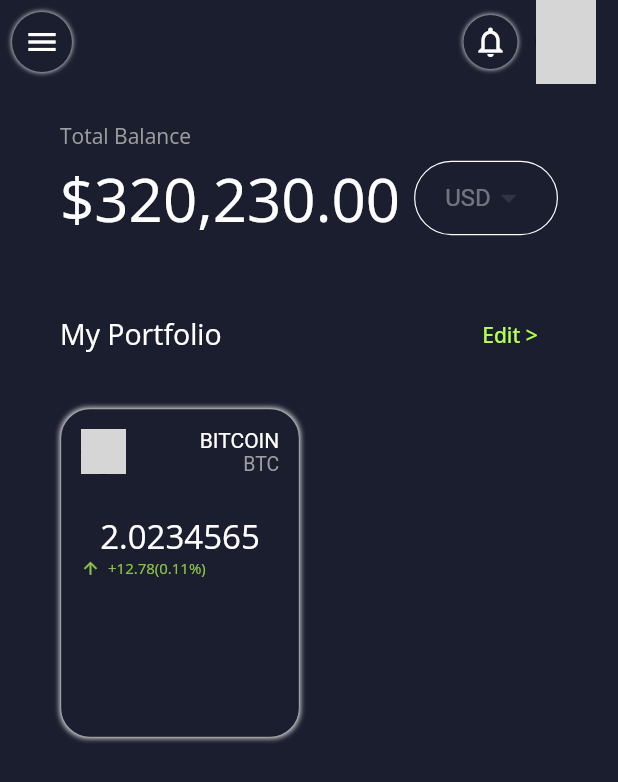
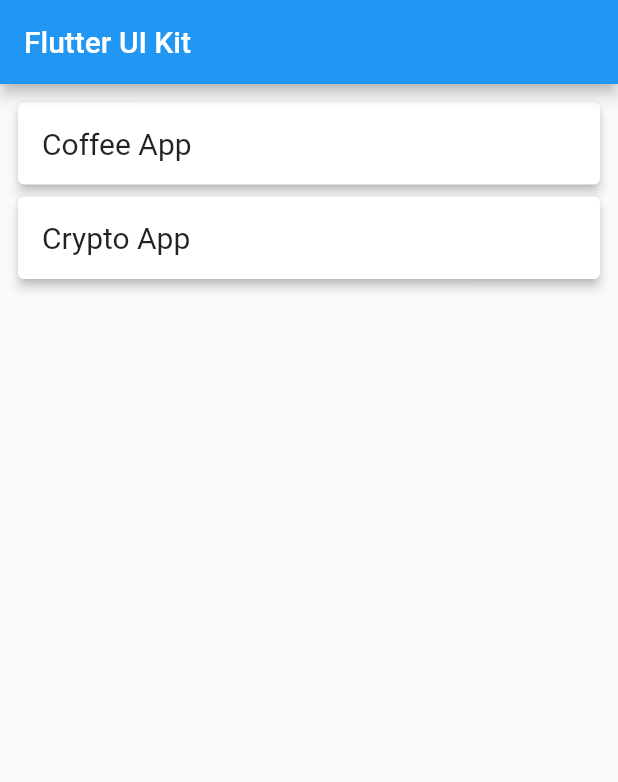
Before and after one commit to chandansgowda/flutter_ui_kit, a Flutter app: the screen it shows after launch, on a phone screen of 412 x 824 dp. Shown: the top 782 px of the screen. Run offline on Flutter 3.47's test engine with Material 2 defaults, Android fonts, the phone set to English and light mode, and no system bars; our stand-ins replace google_fonts; grey boxes are pictures that could not be loaded.

Commit message:
Added main home screen

```diff
--- a/flutter_ui_kit/lib/coffee_app/screens/home_screen.dart
+++ b/flutter_ui_kit/lib/coffee_app/screens/home_screen.dart
@@ -4,6 +4,7 @@ import 'package:flutter_ui_kit/coffee_app/widgets/coffee_type_list_item.dart';
 import 'package:google_fonts/google_fonts.dart';
 
 class CoffeeAppHomeScreen extends StatelessWidget {
+  static const routeName='/coffee-app-home-screen';
   const CoffeeAppHomeScreen({Key? key}) : super(key: key);
 
   @override
--- a/flutter_ui_kit/lib/crypto_app/screens/home_screen.dart
+++ b/flutter_ui_kit/lib/crypto_app/screens/home_screen.dart
@@ -3,6 +3,7 @@ import 'package:flutter_ui_kit/crypto_app/styles.dart';
 import 'package:google_fonts/google_fonts.dart';
 
 class CryptoAppHomeScreen extends StatelessWidget {
+  static const routeName='/crypto-app-home-screen';
   @override
   Widget build(BuildContext context) {
     return Theme(
--- /dev/null
+++ b/flutter_ui_kit/lib/home.dart
@@ -0,0 +1,40 @@
+import 'package:flutter/material.dart';
+import 'package:flutter_ui_kit/coffee_app/screens/home_screen.dart';
+import 'package:flutter_ui_kit/crypto_app/screens/home_screen.dart';
+
+
+List<Map<String, String>> AppPaths=[{'name':"Coffee App",'path':CoffeeAppHomeScreen.routeName},{'name':"Crypto App",'path':CryptoAppHomeScreen.routeName}];
+class HomeScreen extends StatelessWidget {
+  const HomeScreen({Key? key}) : super(key: key);
+
+  @override
+  Widget build(BuildContext context) {
+    return Scaffold(
+      appBar: AppBar(
+        title: Text("Flutter UI Kit"),
+      ),
+      body: Container(
+        child: Padding(
+          padding: const EdgeInsets.all(8.0),
+          child: ListView(
+            children: AppPaths.map((screen) => GestureDetector(
+              onTap: (){
+                final String path = screen['path'] as String;
+                Navigator.pushNamed(context, path);
+                //Navigator.of(context).pushNamed(path);
+              },
+              child: Card(
+                elevation: 3.0,
+                shadowColor: Colors.black,
+                child: Padding(
+                  padding: const EdgeInsets.all(16.0),
+                  child: Text(screen['name'].toString(),style: TextStyle(fontSize: 20),),
+                ),
+              ),
+            )).toList(),
+          ),
+        ),
+      ),
+    );
+  }
+}
--- a/flutter_ui_kit/lib/main.dart
+++ b/flutter_ui_kit/lib/main.dart
@@ -1,6 +1,9 @@
 import 'package:flutter/material.dart';
 import 'package:flutter_ui_kit/coffee_app/screens/home_screen.dart';
 import 'package:flutter_ui_kit/crypto_app/screens/home_screen.dart';
+import 'package:flutter_ui_kit/home.dart';
+
+
 
 void main() {
   runApp(MyApp());
@@ -12,7 +15,12 @@ class MyApp extends StatelessWidget {
     return MaterialApp(
       title: 'Flutter UI Kit',
       debugShowCheckedModeBanner: false,
-      home: CryptoAppHomeScreen()
+      routes: {
+        '/':(ctx)=>HomeScreen(),
+        CoffeeAppHomeScreen.routeName:(ctx)=>CoffeeAppHomeScreen(),
+        CryptoAppHomeScreen.routeName:(ctx)=>CryptoAppHomeScreen(),
+      },
+      initialRoute: '/',
     );
   }
 }
```
